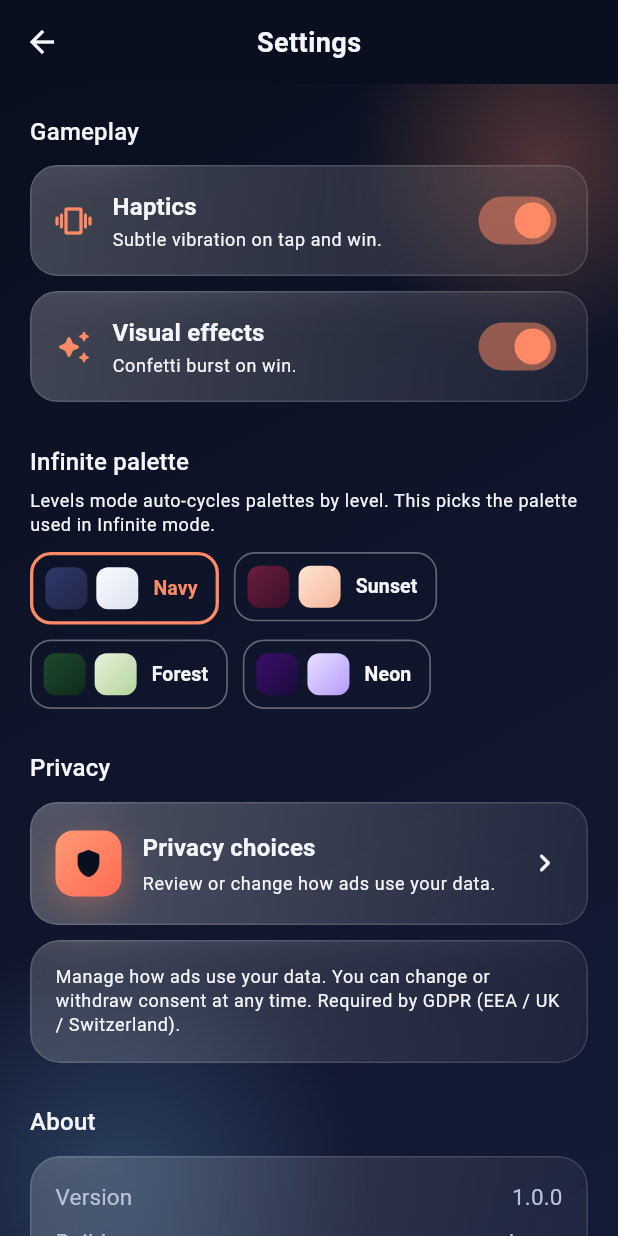
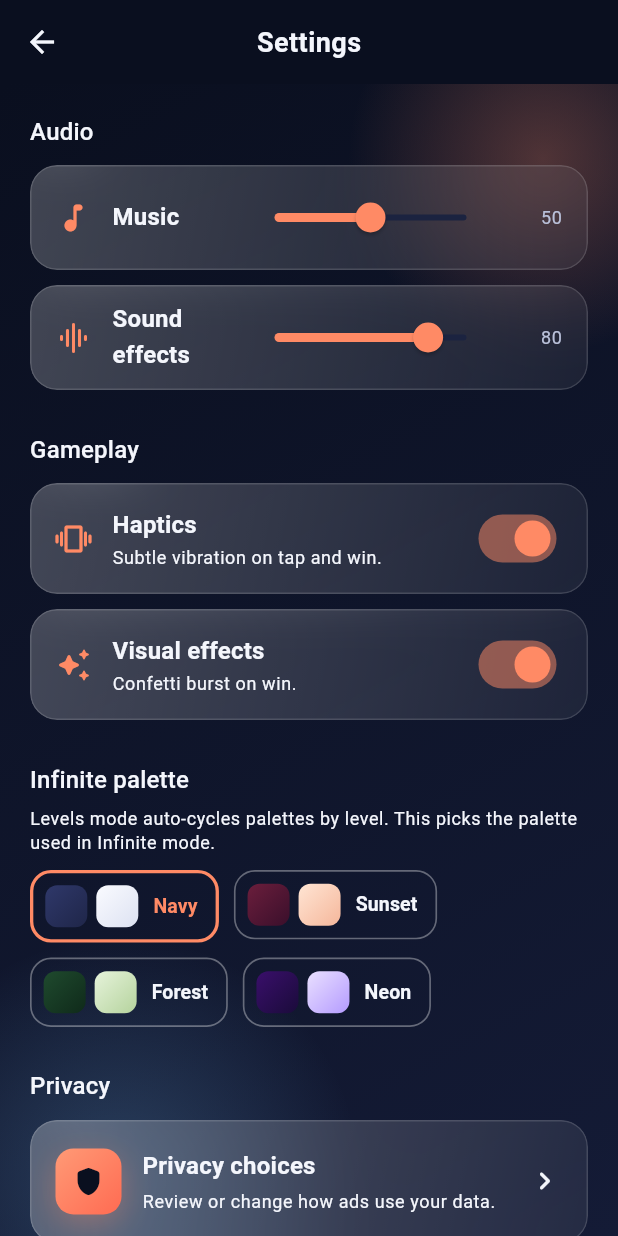
Before and after one commit to catowabisabi/tile-flip, a Flutter app: the screen it shows after launch, after a tap on the "settings" icon, on a phone screen of 412 x 824 dp. Run offline on Flutter 3.47's test engine with Material 3 defaults, Android fonts, the phone set to English and light mode, and no system bars; our stand-ins replace audioplayers, google_mobile_ads, share_plus, shared_preferences.

Commit message:
feat(audio): phase 2a — SFX + BGM (lo-fi minimal) + Music/SFX sliders
- Add audioplayers package + AudioService singleton (4-player SFX pool, 1-player looping BGM)
- Procedurally generated CC0 audio assets via tools/generate_audio.sh (6 SFX + 2 BGM, ~60 KB total)
- Hook SFX: tile flip, button tap, win, coin earn, three-star chime, streak break
- BGM: menu_loop on home screen, gameplay_loop on Levels/Infinite (auto-switch on nav)
- Settings: new Audio section with Music + SFX volume sliders (persisted, live volume update)

Co-Authored-By: Chris Lui <catowabisabi@gmail.com>

```diff
--- a/lib/main.dart
+++ b/lib/main.dart
@@ -5,6 +5,7 @@ import 'package:flutter/services.dart';
 
 import 'screens/home_screen.dart';
 import 'services/ads.dart';
+import 'services/audio_service.dart';
 import 'services/settings_service.dart';
 import 'services/storage.dart';
 import 'theme.dart';
@@ -20,6 +21,7 @@ Future<void> main() async {
   // right value instead of flashing 0.
   await SettingsService.instance.load();
   await ProgressStore.load();
+  await AudioService.instance.load();
   // Fire-and-forget: ad SDK init should never block the first frame.
   // `AdsService.initialize` internally runs the UMP (GDPR) consent flow
   // first — if a form is required it shows immediately; `canRequestAds`
--- a/lib/screens/home_screen.dart
+++ b/lib/screens/home_screen.dart
@@ -1,5 +1,6 @@
 import 'package:flutter/material.dart';
 
+import '../services/audio_service.dart';
 import '../theme.dart';
 import '../widgets/banner_ad_slot.dart';
 import '../widgets/coin_hud.dart';
@@ -8,8 +9,44 @@ import 'infinite_screen.dart';
 import 'levels_screen.dart';
 import 'settings_screen.dart';
 
-class HomeScreen extends StatelessWidget {
+class HomeScreen extends StatefulWidget {
   const HomeScreen({super.key});
+
+  @override
+  State<HomeScreen> createState() => _HomeScreenState();
+}
+
+class _HomeScreenState extends State<HomeScreen> {
+  @override
+  void initState() {
+    super.initState();
+    AudioService.instance.playMenuBgm();
+  }
+
+  void _openLevels() {
+    AudioService.instance.playButtonTap();
+    Navigator.of(context)
+        .push(MaterialPageRoute<void>(builder: (_) => const LevelsScreen()))
+        .then((_) {
+      if (mounted) AudioService.instance.playMenuBgm();
+    });
+  }
+
+  void _openInfinite() {
+    AudioService.instance.playButtonTap();
+    Navigator.of(context)
+        .push(MaterialPageRoute<void>(builder: (_) => const InfiniteScreen()))
+        .then((_) {
+      if (mounted) AudioService.instance.playMenuBgm();
+    });
+  }
+
+  void _openSettings() {
+    AudioService.instance.playButtonTap();
+    Navigator.of(context).push(
+      MaterialPageRoute<void>(builder: (_) => const SettingsScreen()),
+    );
+  }
 
   @override
   Widget build(BuildContext context) {
@@ -24,15 +61,7 @@ class HomeScreen extends StatelessWidget {
                   mainAxisAlignment: MainAxisAlignment.spaceBetween,
                   children: [
                     const CoinHud(),
-                    _SettingsButton(
-                      onPressed: () {
-                        Navigator.of(context).push(
-                          MaterialPageRoute<void>(
-                            builder: (_) => const SettingsScreen(),
-                          ),
-                        );
-                      },
-                    ),
+                    _SettingsButton(onPressed: _openSettings),
                   ],
                 ),
               ),
@@ -58,25 +87,13 @@ class HomeScreen extends StatelessWidget {
                       _PrimaryCta(
                         label: 'LEVELS',
                         icon: Icons.grid_view_rounded,
-                        onPressed: () {
-                          Navigator.of(context).push(
-                            MaterialPageRoute<void>(
-                              builder: (_) => const LevelsScreen(),
-                            ),
-                          );
-                        },
+                        onPressed: _openLevels,
                       ),
                       const SizedBox(height: 14),
                       _GlassCta(
                         label: 'INFINITE',
                         icon: Icons.all_inclusive_rounded,
-                        onPressed: () {
-                          Navigator.of(context).push(
-                            MaterialPageRoute<void>(
-                              builder: (_) => const InfiniteScreen(),
-                            ),
-                          );
-                        },
+                        onPressed: _openInfinite,
                       ),
                       const SizedBox(height: 14),
                       const _HowToHint(),
--- a/lib/screens/settings_screen.dart
+++ b/lib/screens/settings_screen.dart
@@ -88,6 +88,28 @@ class _SettingsScreenState extends State<SettingsScreen> {
           child: ListView(
             padding: const EdgeInsets.fromLTRB(20, 20, 20, 32),
             children: [
+              Text('Audio', style: Theme.of(context).textTheme.titleMedium),
+              const SizedBox(height: 10),
+              ValueListenableBuilder<double>(
+                valueListenable: settings.musicVolume,
+                builder: (_, value, _) => _VolumeSlider(
+                  icon: Icons.music_note_rounded,
+                  label: 'Music',
+                  value: value,
+                  onChanged: settings.setMusicVolume,
+                ),
+              ),
+              const SizedBox(height: 10),
+              ValueListenableBuilder<double>(
+                valueListenable: settings.sfxVolume,
+                builder: (_, value, _) => _VolumeSlider(
+                  icon: Icons.graphic_eq_rounded,
+                  label: 'Sound effects',
+                  value: value,
+                  onChanged: settings.setSfxVolume,
+                ),
+              ),
+              const SizedBox(height: 28),
               Text('Gameplay', style: Theme.of(context).textTheme.titleMedium),
               const SizedBox(height: 10),
               ValueListenableBuilder<bool>(
@@ -469,3 +491,62 @@ class _AboutRow extends StatelessWidget {
     );
   }
 }
+
+class _VolumeSlider extends StatelessWidget {
+  const _VolumeSlider({
+    required this.icon,
+    required this.label,
+    required this.value,
+    required this.onChanged,
+  });
+
+  final IconData icon;
+  final String label;
+  final double value;
+  final ValueChanged<double> onChanged;
+
+  @override
+  Widget build(BuildContext context) {
+    final percent = (value * 100).round();
+    return GlassCard(
+      padding: const EdgeInsets.symmetric(horizontal: 16, vertical: 10),
+      borderRadius: 18,
+      fillAlpha: 0.10,
+      child: Row(
+        children: [
+          Icon(
+            value <= 0 ? Icons.volume_off_rounded : icon,
+            color: AppColors.accent,
+          ),
+          const SizedBox(width: 14),
+          SizedBox(
+            width: 84,
+            child: Text(
+              label,
+              style: Theme.of(context).textTheme.titleMedium?.copyWith(
+                fontWeight: FontWeight.w700,
+              ),
+            ),
+          ),
+          Expanded(
+            child: Slider(
+              value: value.clamp(0.0, 1.0),
+              onChanged: onChanged,
+              activeColor: AppColors.accent,
+            ),
+          ),
+          SizedBox(
+            width: 40,
+            child: Text(
+              '$percent',
+              textAlign: TextAlign.right,
+              style: Theme.of(
+                context,
+              ).textTheme.bodySmall?.copyWith(color: AppColors.inkSoft),
+            ),
+          ),
+        ],
+      ),
+    );
+  }
+}
--- /dev/null
+++ b/lib/services/audio_service.dart
@@ -0,0 +1,131 @@
+import 'package:audioplayers/audioplayers.dart';
+import 'package:flutter/foundation.dart';
+
+import 'settings_service.dart';
+
+/// One-line-per-event audio surface for the rest of the app. Owns a small
+/// pool of short-lived [AudioPlayer]s for SFX (so overlapping taps don't
+/// cut each other off) and one long-lived player for BGM.
+///
+/// Volumes are sourced from [SettingsService] via [ValueListenable]s, so
+/// changing a slider in the Settings screen takes effect immediately.
+class AudioService {
+  AudioService._();
+  static final AudioService instance = AudioService._();
+
+  // SFX filenames (without `assets/audio/sfx/`). Match the files emitted by
+  // `tools/generate_audio.sh`.
+  static const _sfxTileFlip = 'audio/sfx/tile_flip.ogg';
+  static const _sfxButtonTap = 'audio/sfx/button_tap.ogg';
+  static const _sfxCoinEarn = 'audio/sfx/coin_earn.ogg';
+  static const _sfxWin = 'audio/sfx/win.ogg';
+  static const _sfxThreeStar = 'audio/sfx/three_star_chime.ogg';
+  static const _sfxStreakBreak = 'audio/sfx/streak_break.ogg';
+
+  static const _bgmMenu = 'audio/bgm/menu_loop.ogg';
+  static const _bgmGameplay = 'audio/bgm/gameplay_loop.ogg';
+
+  final _sfxPool = <AudioPlayer>[];
+  static const _sfxPoolSize = 4;
+  int _sfxCursor = 0;
+
+  final AudioPlayer _bgmPlayer = AudioPlayer(playerId: 'tile_flip_bgm')
+    ..setReleaseMode(ReleaseMode.loop);
+
+  String? _currentBgmAsset;
+  bool _loaded = false;
+
+  /// One-time setup. Safe to call before `runApp`.
+  Future<void> load() async {
+    if (_loaded) return;
+    try {
+      for (var i = 0; i < _sfxPoolSize; i++) {
+        final p = AudioPlayer(playerId: 'tile_flip_sfx_$i')
+          ..setReleaseMode(ReleaseMode.stop);
+        _sfxPool.add(p);
+      }
+      // React to volume changes so the BGM fades up/down live.
+      SettingsService.instance.musicVolume.addListener(_applyBgmVolume);
+      _loaded = true;
+    } catch (e) {
+      // Audio is non-critical. Never let a playback failure crash the app.
+      debugPrint('AudioService.load failed: $e');
+    }
+  }
+
+  // ---- SFX -------------------------------------------------------------
+
+  Future<void> playTileFlip() => _playSfx(_sfxTileFlip);
+  Future<void> playButtonTap() => _playSfx(_sfxButtonTap);
+  Future<void> playCoinEarn() => _playSfx(_sfxCoinEarn);
+  Future<void> playWin() => _playSfx(_sfxWin);
+  Future<void> playThreeStar() => _playSfx(_sfxThreeStar);
+  Future<void> playStreakBreak() => _playSfx(_sfxStreakBreak);
+
+  Future<void> _playSfx(String assetPath) async {
+    final vol = SettingsService.instance.sfxVolume.value;
+    if (vol <= 0 || _sfxPool.isEmpty) return;
+    final player = _sfxPool[_sfxCursor];
+    _sfxCursor = (_sfxCursor + 1) % _sfxPool.length;
+    try {
+      await player.stop();
+      await player.setVolume(vol);
+      await player.play(AssetSource(assetPath));
+    } catch (e) {
+      debugPrint('sfx $assetPath failed: $e');
+    }
+  }
+
+  // ---- BGM -------------------------------------------------------------
+
+  Future<void> playMenuBgm() => _playBgm(_bgmMenu);
+  Future<void> playGameplayBgm() => _playBgm(_bgmGameplay);
+
+  Future<void> _playBgm(String assetPath) async {
+    if (_currentBgmAsset == assetPath) {
+      // Already on the right track; just make sure it's playing & at the
+      // right volume (e.g. after resume from background).
+      _applyBgmVolume();
+      if (_bgmPlayer.state != PlayerState.playing) {
+        try {
+          await _bgmPlayer.resume();
+        } catch (_) {}
+      }
+      return;
+    }
+    _currentBgmAsset = assetPath;
+    final vol = SettingsService.instance.musicVolume.value;
+    try {
+      await _bgmPlayer.stop();
+      await _bgmPlayer.setVolume(vol);
+      if (vol > 0) {
+        await _bgmPlayer.play(AssetSource(assetPath));
+      } else {
+        // Preload the source so un-muting later resumes instantly.
+        await _bgmPlayer.setSource(AssetSource(assetPath));
+      }
+    } catch (e) {
+      debugPrint('bgm $assetPath failed: $e');
+    }
+  }
+
+  Future<void> stopBgm() async {
+    _currentBgmAsset = null;
+    try {
+      await _bgmPlayer.stop();
+    } catch (_) {}
+  }
+
+  void _applyBgmVolume() {
+    final vol = SettingsService.instance.musicVolume.value;
+    try {
+      _bgmPlayer.setVolume(vol);
+      if (vol <= 0) {
+        _bgmPlayer.pause();
+      } else if (_currentBgmAsset != null &&
+          _bgmPlayer.state != PlayerState.playing) {
+        _bgmPlayer.resume();
+      }
+    } catch (_) {}
+  }
+}
--- a/lib/services/settings_service.dart
+++ b/lib/services/settings_service.dart
@@ -16,6 +16,8 @@ class SettingsService {
   static const _kEffects = 'settings_effects';
   static const _kTutorialSeen = 'settings_tutorial_seen';
   static const _kInfinitePaletteId = 'settings_infinite_palette_id';
+  static const _kMusicVolume = 'settings_music_volume';
+  static const _kSfxVolume = 'settings_sfx_volume';
 
   SharedPreferences? _prefs;
   bool _loaded = false;
@@ -27,6 +29,10 @@ class SettingsService {
     kTilePalettes.first.id,
   );
 
+  // Audio levels in [0.0, 1.0]. 0 means muted.
+  final ValueNotifier<double> musicVolume = ValueNotifier<double>(0.5);
+  final ValueNotifier<double> sfxVolume = ValueNotifier<double>(0.8);
+
   Future<void> load() async {
     if (_loaded) return;
     _prefs = await SharedPreferences.getInstance();
@@ -35,6 +41,8 @@ class SettingsService {
     tutorialSeen.value = _prefs!.getBool(_kTutorialSeen) ?? false;
     infinitePaletteId.value =
         _prefs!.getString(_kInfinitePaletteId) ?? kTilePalettes.first.id;
+    musicVolume.value = _prefs!.getDouble(_kMusicVolume) ?? 0.5;
+    sfxVolume.value = _prefs!.getDouble(_kSfxVolume) ?? 0.8;
     _loaded = true;
   }
 
@@ -63,4 +71,16 @@ class SettingsService {
     infinitePaletteId.value = id;
     await _prefs?.setString(_kInfinitePaletteId, id);
   }
+
+  Future<void> setMusicVolume(double value) async {
+    final v = value.clamp(0.0, 1.0);
+    musicVolume.value = v;
+    await _prefs?.setDouble(_kMusicVolume, v);
+  }
+
+  Future<void> setSfxVolume(double value) async {
+    final v = value.clamp(0.0, 1.0);
+    sfxVolume.value = v;
+    await _prefs?.setDouble(_kSfxVolume, v);
+  }
 }
--- a/lib/widgets/tile_widget.dart
+++ b/lib/widgets/tile_widget.dart
@@ -4,6 +4,7 @@ import 'package:flutter/material.dart';
 import 'package:flutter/services.dart';
 
 import '../models/tile_theme.dart';
+import '../services/audio_service.dart';
 import '../services/settings_service.dart';
 import '../theme.dart';
 
@@ -63,6 +64,7 @@ class _TileWidgetState extends State<TileWidget>
     if (SettingsService.instance.haptics.value) {
       HapticFeedback.selectionClick();
     }
+    AudioService.instance.playTileFlip();
     widget.onTap();
   }
 
--- a/pubspec.yaml
+++ b/pubspec.yaml
@@ -14,6 +14,7 @@ dependencies:
   shared_preferences: ^2.3.3
   google_mobile_ads: ^5.2.0
   share_plus: ^10.1.2
+  audioplayers: ^6.1.0
 
 dev_dependencies:
   flutter_test:
@@ -22,3 +23,6 @@ dev_dependencies:
 
 flutter:
   uses-material-design: true
+  assets:
+    - assets/audio/sfx/
+    - assets/audio/bgm/
```
Also changed, not shown: lib/screens/game_screen.dart (+14 -0 lines), lib/screens/infinite_screen.dart (+7 -0 lines), pubspec.lock, 9 other files.
